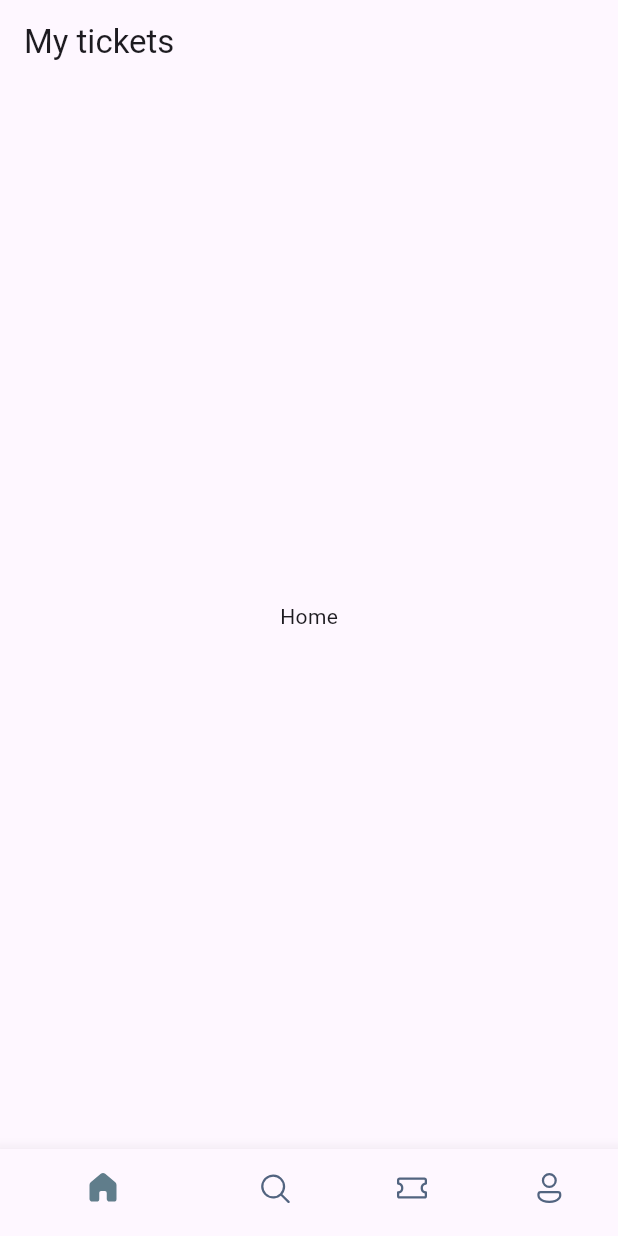
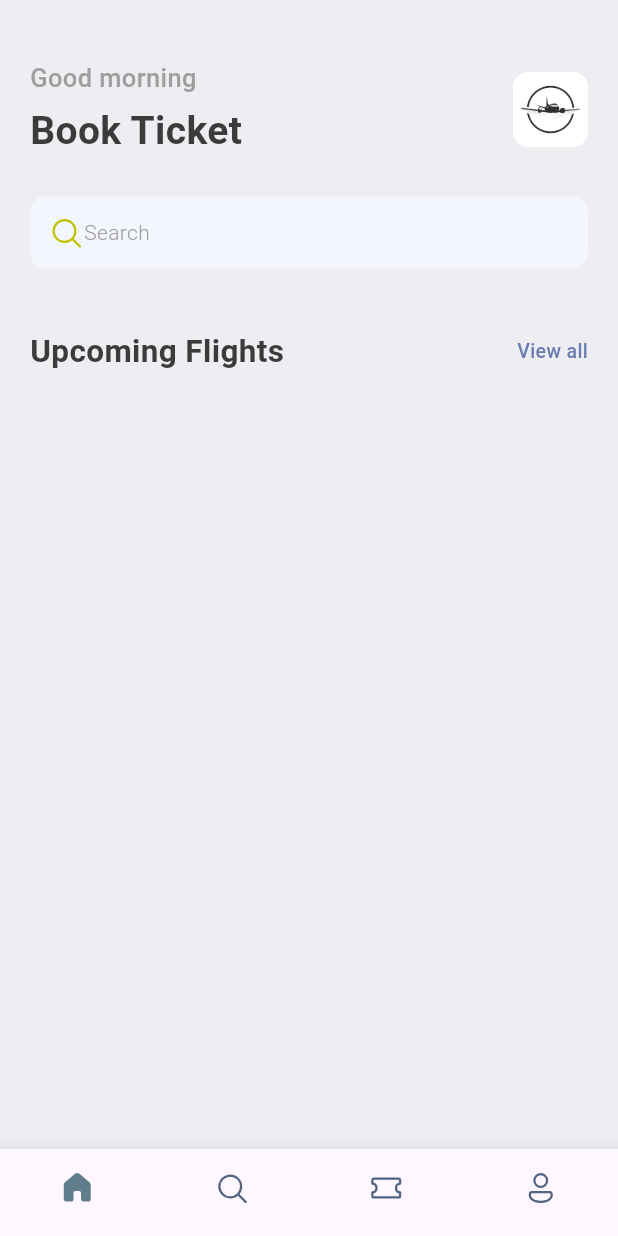
Before and after one commit to AmirBerenji/bookticket, a Flutter app: the screen it shows after launch, on a phone screen of 412 x 824 dp. Run offline on Flutter 3.47's test engine with Material 3 defaults, Android fonts, the phone set to English and light mode, and no system bars; our stand-ins replace fluentui_icons, gap.

Commit message:
Create top part of home page

```diff
--- a/lib/main.dart
+++ b/lib/main.dart
@@ -1,4 +1,5 @@
 import 'package:bookticket/screens/bottom_bar.dart';
+import 'package:bookticket/utils/app_styles.dart';
 import 'package:flutter/material.dart';
 
 void main() {
@@ -15,8 +16,7 @@ class MyApp extends StatelessWidget {
       debugShowCheckedModeBanner: false,
       title: 'Flutter Demo',
       theme: ThemeData(
-        colorScheme: ColorScheme.fromSeed(seedColor: Colors.deepPurple),
-        useMaterial3: true,
+        primaryColor: primary
       ),
       home: const BottomBar(),
     );
--- a/lib/screens/bottom_bar.dart
+++ b/lib/screens/bottom_bar.dart
@@ -1,3 +1,4 @@
+import 'package:bookticket/screens/home_screen.dart';
 import 'package:fluentui_icons/fluentui_icons.dart';
 import 'package:flutter/material.dart';
 
@@ -13,7 +14,7 @@ class _BottomBarState extends State<BottomBar> {
   int _selectedIndex = 0;
 
   static final List<Widget> _widgetOptions = <Widget>[
-    const Text("Home"),
+    const HomeScreen(),
     const Text("Search"),
     const Text("Tickets"),
     const Text("Profile")
@@ -28,11 +29,10 @@ void _onItemTapped(int index){
   @override
   Widget build(BuildContext context) {
     return Scaffold(
-      appBar: AppBar(
-        title: const Text("My tickets"),
-      ),
+
       body: Center(child: _widgetOptions[_selectedIndex]),
       bottomNavigationBar: BottomNavigationBar(
+        type: BottomNavigationBarType.fixed,
         currentIndex: _selectedIndex,
         onTap: _onItemTapped,
         elevation: 10,
--- /dev/null
+++ b/lib/screens/home_screen.dart
@@ -0,0 +1,95 @@
+import 'package:bookticket/utils/app_styles.dart';
+import 'package:fluentui_icons/fluentui_icons.dart';
+import 'package:flutter/material.dart';
+import 'package:gap/gap.dart';
+
+class HomeScreen extends StatelessWidget {
+  const HomeScreen({super.key});
+
+  @override
+  Widget build(BuildContext context) {
+    return Scaffold(
+     backgroundColor: Styles.bgColor,
+     body: ListView(
+      children: [
+        Container(
+          padding: const EdgeInsets.symmetric(horizontal: 20) ,
+          child: Column(
+            children: [
+              const Gap(40),
+              Row(
+                mainAxisAlignment: MainAxisAlignment.spaceBetween,
+                children: [
+                  Column(
+                    crossAxisAlignment: CrossAxisAlignment.start,
+                  children: [
+                     Text(
+                      "Good morning",
+                      style: Styles.headLineStyle3,
+                      ),
+                      const Gap(5),
+                     Text(
+                      "Book Ticket",
+                      style: Styles.headLineStyle,
+                      ),
+                   ],
+                  ),
+                   Container(
+                    width: 50,
+                    height: 50,
+                    decoration: BoxDecoration(
+                      borderRadius: BorderRadius.circular(10),
+                      image: const DecorationImage(
+                        fit: BoxFit.cover,
+                        image: AssetImage("assets/images/img_1.jpg"),
+                        )
+                    ),
+                   )
+                ],
+              ),
+              const Gap(25),
+              Container(
+                padding: const EdgeInsets.symmetric(horizontal: 12,vertical: 12),
+                decoration: BoxDecoration(
+                  borderRadius: BorderRadius.circular(10),
+                  color: const Color(0Xfff4f6fd)
+                ),
+                child: Row(
+                  children: [
+                    const Icon(FluentSystemIcons.ic_fluent_search_regular,
+                      color: Color(0XFFBFC205),),
+                    Text(
+                      "Search",
+                      style: Styles.headLineStyle4,
+                    )
+                  ],
+                ),
+              ),
+              const Gap(40),
+              Row(
+                mainAxisAlignment: MainAxisAlignment.spaceBetween,
+                children: [
+                  Text(
+                    "Upcoming Flights",
+                    style: Styles.headLineStyle2,
+                  ),
+                  InkWell(
+                    onTap: (){
+
+                    },
+                    child: Text(
+                      "View all",
+                      style: Styles.textStyle.copyWith(color: Styles.primaryColor),
+                    ),
+                  )
+                ],
+              ),
+            ],
+          ),
+        ),
+
+      ],
+     ),
+    );
+  }
+}
--- /dev/null
+++ b/lib/utils/app_styles.dart
@@ -0,0 +1,17 @@
+import 'package:flutter/material.dart';
+
+Color primary = const Color(0xFF687daf);
+
+class Styles{
+  static Color primaryColor = primary;
+  static Color textColor = const Color(0xFF3b3b3b);
+  static Color bgColor = const Color(0xFFeeedf2);
+  static Color orangeColor = const Color(0xFF526799);
+
+  static TextStyle textStyle = TextStyle(fontSize: 13,color: textColor,fontWeight: FontWeight.w500);
+  static TextStyle headLineStyle = TextStyle(fontSize: 26,color: textColor,fontWeight: FontWeight.bold);
+  static TextStyle headLineStyle2 = TextStyle(fontSize: 21,color: textColor,fontWeight: FontWeight.bold);
+  static TextStyle headLineStyle3 = TextStyle(fontSize: 17,color: Colors.grey.shade500,fontWeight: FontWeight.w500);
+  static TextStyle headLineStyle4 = TextStyle(fontSize: 14,color: Colors.grey.shade500,fontWeight: FontWeight.w300);
+
+}
--- a/pubspec.yaml
+++ b/pubspec.yaml
@@ -36,6 +36,7 @@ dependencies:
   # Use with the CupertinoIcons class for iOS style icons.
   cupertino_icons: ^1.0.8
   fluentui_icons: ^1.0.0
+  gap: ^3.0.1
 
 
 dev_dependencies:
@@ -61,8 +62,8 @@ flutter:
   uses-material-design: true
 
   # To add assets to your application, add an assets section, like this:
-  # assets:
-  #   - images/a_dot_burr.jpeg
+  assets:
+    - assets/images/
   #   - images/a_dot_ham.jpeg
 
   # An image asset can refer to one or more resolution-specific "variants", see
```
Also changed, not shown: assets/images/img_1.jpg (added), pubspec.lock.
